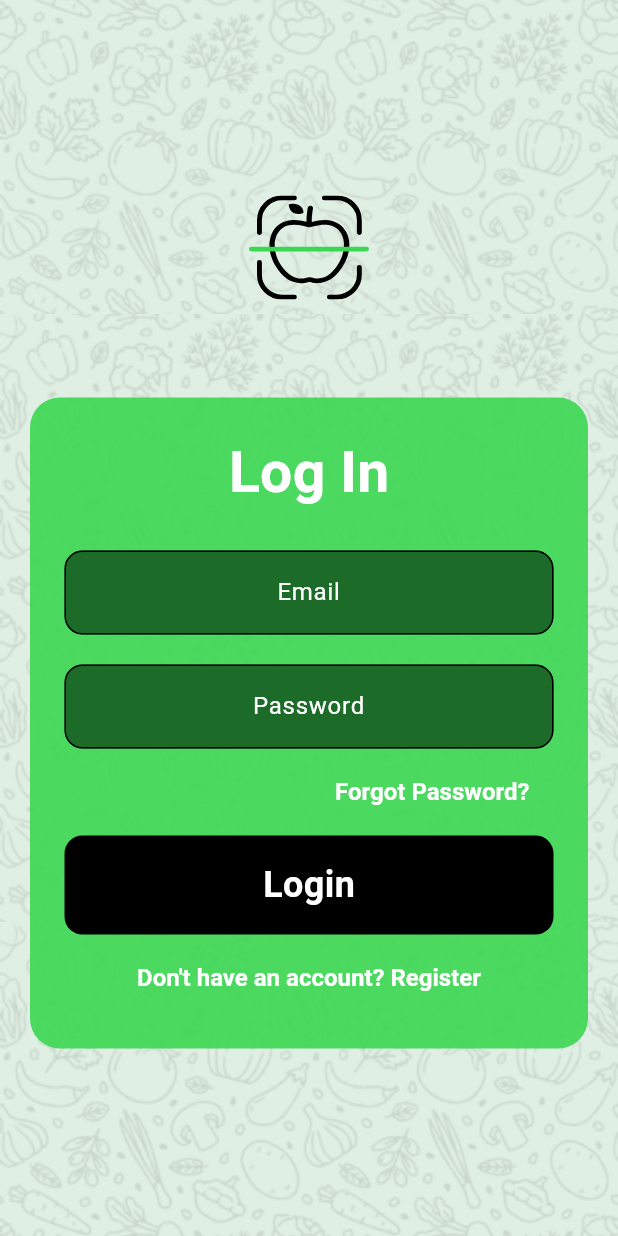
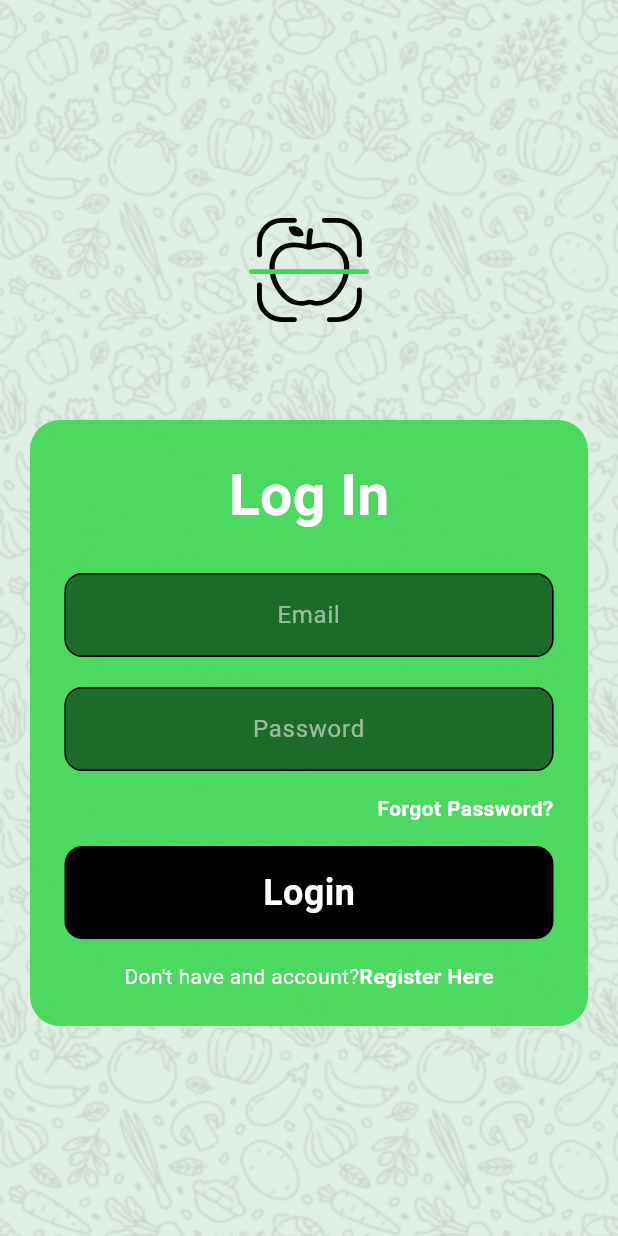
Before and after one commit to oumeri/pantryScanner, a Flutter app: the screen it shows after launch, after a tap on "Get Started", on a phone screen of 412 x 824 dp. Run offline on Flutter 3.47's test engine with Material 3 defaults, Android fonts, the light colour scheme and no system bars; our stand-ins replace cloud_firestore, firebase_auth, firebase_core, flutter_svg; accounts and stored records are empty.

Commit message:
adding the auth with email

```diff
--- a/lib/components/my_button.dart
+++ b/lib/components/my_button.dart
@@ -23,7 +23,7 @@ class MyButton extends StatelessWidget {
           color: Colors.black, //Theme.of(context).colorScheme.secondary,
           borderRadius: BorderRadius.circular(12),
         ),
-        padding: const EdgeInsets.all(16),
+        padding: const EdgeInsets.all(14),
         child: Center(
           child: Text(
             text,
--- a/lib/components/my_textField.dart
+++ b/lib/components/my_textField.dart
@@ -23,7 +23,9 @@ class MyTextField extends StatelessWidget {
         color: Theme.of(context).colorScheme.surfaceVariant,
         borderRadius:  BorderRadius.circular(12),
 
+
       ),
+
       child: TextField(
           controller: controller,
           obscureText: obscureText,
@@ -32,7 +34,8 @@ class MyTextField extends StatelessWidget {
           decoration: InputDecoration(
             hintText: hintText,
             hintStyle: const TextStyle(
-              color: Colors.white,
+              color: Color.fromARGB(139, 255, 255, 255),
+
             ),
             border:  OutlineInputBorder(
               borderRadius:  BorderRadius.circular(12)
--- a/lib/main.dart
+++ b/lib/main.dart
@@ -1,8 +1,15 @@
+import 'package:firebase_core/firebase_core.dart';
 import 'package:flutter/material.dart';
-import 'package:pantry_scanner/pages/get_started_page.dart';
+import 'package:pantry_scanner/firebase_options.dart';
+import 'package:pantry_scanner/pages/auth/auth.dart';
+
 import 'package:pantry_scanner/theme/light_mode.dart';
 
-void main() {
+void main() async {
+
+  WidgetsFlutterBinding.ensureInitialized();
+  await Firebase.initializeApp(options: DefaultFirebaseOptions.currentPlatform);
+
   runApp(const MyApp());
 }
 
@@ -14,7 +21,7 @@ class MyApp extends StatelessWidget {
     return MaterialApp(
       title: 'Flutter Demo',
       theme: lighMode,
-      home: const GetStarted(),
+      home: const Auth(),
     );
   }
 }
--- /dev/null
+++ b/lib/pages/auth/auth.dart
@@ -0,0 +1,48 @@
+
+import 'package:firebase_auth/firebase_auth.dart';
+import 'package:flutter/material.dart';
+import 'package:pantry_scanner/pages/get_started_page.dart';
+import 'package:pantry_scanner/pages/home_page.dart';
+
+class Auth extends StatefulWidget {
+  const Auth({super.key});
+
+  @override
+  State<Auth> createState() => _AuthState();
+}
+
+class _AuthState extends State<Auth> {
+
+
+  bool hasSeenGetStarted  = false;
+
+
+  void markGetStartedAsSeen() {
+    print("seen");
+    setState(() {
+      hasSeenGetStarted = true;
+    });
+  }
+
+  @override
+  Widget build(BuildContext context) {
+    return  Scaffold(
+      body: StreamBuilder(
+        stream: FirebaseAuth.instance.authStateChanges(),
+        builder: (context, snapshot){
+          // user is logged in
+          if(snapshot.hasData){
+            return const HomePage();
+          }
+
+          // here we should check if player has seen get started page
+
+          // use is not logged in
+          else{
+            return const GetStarted();
+          }
+
+        }),
+    );
+  }
+}
--- /dev/null
+++ b/lib/pages/auth/login_or_signup.dart
@@ -0,0 +1,33 @@
+import 'package:flutter/material.dart';
+import 'package:pantry_scanner/pages/login_page.dart';
+import 'package:pantry_scanner/pages/signup_page.dart';
+
+class LoginOrSignup extends StatefulWidget {
+  const LoginOrSignup({super.key});
+
+  @override
+  State<LoginOrSignup> createState() => _LoginOrSignupState();
+}
+
+class _LoginOrSignupState extends State<LoginOrSignup> {
+
+  // initially , show login page
+  bool showLoginPage = true;
+
+  // toggle between login and signup page
+  void togglePages(){
+    setState(() {
+      showLoginPage = !showLoginPage;
+    });
+  }
+
+
+  @override
+  Widget build(BuildContext context) {
+    if(showLoginPage){
+      return LoginPage(onTap: togglePages);
+    }else{
+      return SignupPage(onTap: togglePages);
+    }
+  }
+}
--- a/lib/pages/get_started_page.dart
+++ b/lib/pages/get_started_page.dart
@@ -1,11 +1,18 @@
+// ignore_for_file: use_build_context_synchronously
+
 import 'package:flutter/material.dart';
 import 'package:flutter_svg/svg.dart';
 import 'package:pantry_scanner/components/my_button.dart';
-import 'package:pantry_scanner/pages/login_page.dart';
+import 'package:pantry_scanner/pages/auth/login_or_signup.dart';
 
 class GetStarted extends StatelessWidget {
 
-  const GetStarted({super.key});
+
+  const GetStarted({
+    super.key,
+    });
+
+
 
   @override
   Widget build(BuildContext context) {
@@ -41,11 +48,14 @@ class GetStarted extends StatelessWidget {
             // Get Started button
             MyButton(
               text: "Get Started",
-              onTap: () => {
-                Navigator.push(
+              onTap: ()=>{
+                 // Navigate to Login/Signup page
+                 // TODO: we should use replace instead of pushing on top of getstarted
+                  Navigator.push(
                     context,
-                    MaterialPageRoute(builder: (context) => LoginPage()),
-                 )
+                    MaterialPageRoute(builder: (context) => const LoginOrSignup()),
+                  )
+
               },
             ),
           ]),
--- a/lib/pages/login_page.dart
+++ b/lib/pages/login_page.dart
@@ -1,19 +1,78 @@
+// ignore_for_file: use_build_context_synchronously
+
+import 'package:cloud_firestore/cloud_firestore.dart';
+import 'package:firebase_auth/firebase_auth.dart';
 import 'package:flutter/material.dart';
 import 'package:flutter_svg/flutter_svg.dart';
 import 'package:pantry_scanner/components/my_button.dart';
 import 'package:pantry_scanner/components/my_textField.dart';
-import 'package:pantry_scanner/pages/signup_page.dart';
+import 'package:pantry_scanner/pages/helper/helper_functions.dart';
 
-class LoginPage extends StatelessWidget {
+class LoginPage extends StatefulWidget {
+
+  final void Function()? onTap;
+
+  const LoginPage({super.key, this.onTap});
+
+  @override
+  State<LoginPage> createState() => _LoginPageState();
+}
+
+class _LoginPageState extends State<LoginPage> {
 
   final TextEditingController emailController = TextEditingController();
+
   final TextEditingController passwordController = TextEditingController();
 
-  LoginPage({super.key});
+  Future<void> login () async {
+      // show loading circle
+     showDialog(
+      context: context,
+      barrierDismissible: false, // Prevent closing the dialog by tapping outside
+      builder: (context) => const Center(
+      child: CircularProgressIndicator(),
+     ),
+     );
 
-  void login () {
 
-  }
+      // try creating user
+      try{
+
+        // log in
+        UserCredential userCredential = await FirebaseAuth.instance.signInWithEmailAndPassword(
+              email: emailController.text,
+              password: passwordController.text);
+
+        // Check if the user profile already exists
+        DocumentSnapshot profileSnapshot = await FirebaseFirestore.instance
+            .collection('profiles')
+            .doc(userCredential.user!.uid)
+            .get();
+
+        // If the profile doesn't exist, create it
+        if (!profileSnapshot.exists) {
+          throw Error();
+        }
+
+        // pop loading circle
+        if(context.mounted) Navigator.pop(context);
+
+
+      }on FirebaseAuthException catch(error)
+      {
+            // pop loading circle
+            Navigator.pop(context);
+
+            // display error message
+            displayMessageToUser(error.code, context);
+      }finally{
+         // pop loading circle
+          Navigator.pop(context);
+
+      }
+
+    }
+
 
   @override
   Widget build(BuildContext context) {
@@ -85,30 +144,25 @@ class LoginPage extends StatelessWidget {
                               controller: passwordController
                             ),
 
-                            const SizedBox(height: 5), // Spacing between widgets
+                            const SizedBox(height: 15), // Spacing between widgets
 
-                            // Forgot password
+                           // Forgot password
                             Row(
                               mainAxisAlignment: MainAxisAlignment.end,
                               children: [
-                                TextButton(
-                                  onPressed: () {
-                                    // Handle forgot password
-                                  },
-                                  style: TextButton.styleFrom(
-                                      foregroundColor: Colors.white,
-                                      padding: const EdgeInsets.symmetric(horizontal: 16.0, vertical: 8.0), // Padding
-                                      textStyle: const TextStyle(
-                                        fontSize: 16, // Font size
-                                        fontWeight: FontWeight.bold, // Font weight
+                                GestureDetector(
+                                  onTap: () => {},
+                                  child: const Text(
+                                    "Forgot Password?",
+                                    style: TextStyle(
+                                      fontWeight: FontWeight.bold,
                                     ),
                                   ),
-                                  child: const Text('Forgot Password?'),
                                 ),
                               ],
                             ),
 
-                            const SizedBox(height: 5), // Spacing between widgets
+                            const SizedBox(height: 15), // Spacing between widgets
 
                             // Login button
                             MyButton(
@@ -116,26 +170,32 @@ class LoginPage extends StatelessWidget {
                               onTap: login,
                             ),
 
-                            const SizedBox(height: 5), // Spacing between widgets
+                            const SizedBox(height: 15), // Spacing between widgets
 
                             // Don't have an account - Register
-                            TextButton(
-                              onPressed: () {
-                                 Navigator.push(
-                                        context,
-                                        MaterialPageRoute(builder: (context) => SignupPage()),
-                                  );
-                              },
-                              style: TextButton.styleFrom(
-                                  foregroundColor: Colors.white,
-                                  padding: const EdgeInsets.symmetric(horizontal: 16.0, vertical: 8.0), // Padding
-                                  textStyle: const TextStyle(
-                                    fontSize: 16, // Font size
-                                    fontWeight: FontWeight.bold, // Font weight
+                            Row(
+                              mainAxisAlignment: MainAxisAlignment.center,
+                              children: [
+                                const Text(
+                                  "Don't have and account?",
+
+                                  style:  TextStyle(
+                                    color: Colors.white,
+
+                                  ),
                                 ),
-                              ),
-                              child: const Text("Don't have an account? Register"),
+                                GestureDetector(
+                                  onTap: widget.onTap,
+                                  child: const Text(
+                                    "Register Here",
+                                    style: TextStyle(
+                                      fontWeight: FontWeight.bold,
+                                    ),
+                                  ),
+                                )
+                              ],
                             ),
+
                         ]),
                     )
 
--- a/pubspec.yaml
+++ b/pubspec.yaml
@@ -31,6 +31,9 @@ dependencies:
   flutter:
     sdk: flutter
   flutter_svg: ^1.1.0
+  firebase_core: 3.3.0
+  firebase_auth: 5.1.4
+  cloud_firestore: 5.2.1
 
 
   # The following adds the Cupertino Icons font to your application.
```
Also changed, not shown: lib/pages/helper/helper_functions.dart (added, +31 -0 lines), lib/pages/home_page.dart (+23 -1 lines), lib/pages/signup_page.dart (+117 -30 lines), firebase.json (added), lib/firebase_options.dart (added), pubspec.lock, 7 other files.
